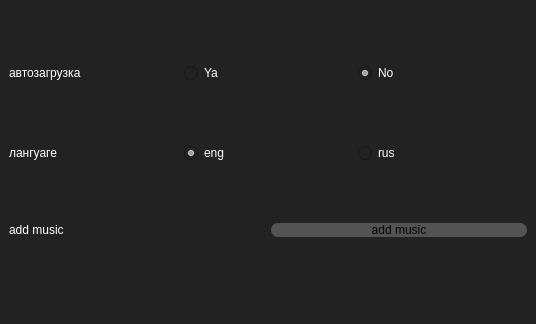
This is uis/settings.ui in dmhd6219/JoJoOrganizer as Qt 5 draws it before an edit. The edited form follows.
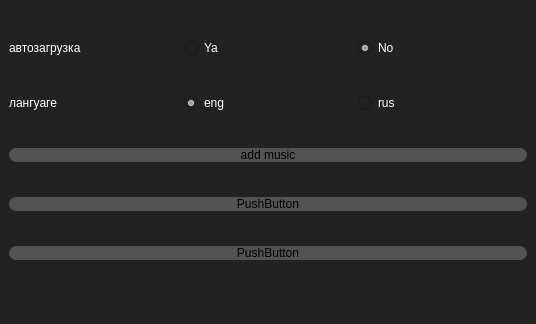
This is the edited form. Icons and pictures are not drawn.

Patch:
```diff
--- a/uis/settings.ui
+++ b/uis/settings.ui
@@ -122,13 +122,6 @@
       </item>
       <item>
        <layout class="QHBoxLayout" name="horizontalLayout_4">
-        <item>
-         <widget class="QLabel" name="label_3">
-          <property name="text">
-           <string>add music</string>
-          </property>
-         </widget>
-        </item>
         <item>
          <widget class="QPushButton" name="musicopen">
           <property name="text">
@@ -138,6 +131,20 @@
         </item>
        </layout>
       </item>
+      <item>
+       <widget class="QPushButton" name="pushButton">
+        <property name="text">
+         <string>PushButton</string>
+        </property>
+       </widget>
+      </item>
+      <item>
+       <widget class="QPushButton" name="pushButton_2">
+        <property name="text">
+         <string>PushButton</string>
+        </property>
+       </widget>
+      </item>
      </layout>
     </item>
    </layout>
```
Left out of the diff: 4 changed lines with no effect on the pictures.
